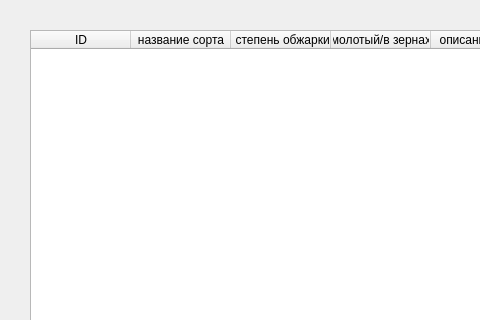
The window that coffee/main.ui (Jerrainee/CoffeeTable) describes before a commit, drawn with Qt 5; both pictures show x 0 to 480 and y 0 to 320 of the 800 by 518 pixel window.
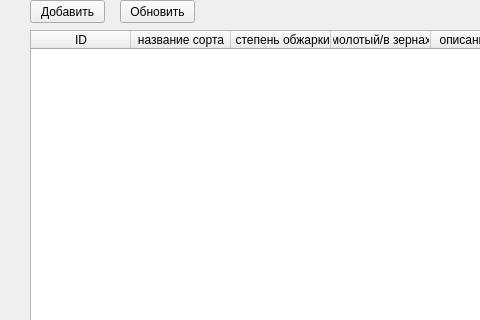
The same window after the commit.

```diff
--- a/coffee/main.ui
+++ b/coffee/main.ui
@@ -59,6 +59,32 @@
      </property>
     </column>
    </widget>
+   <widget class="QPushButton" name="addButton">
+    <property name="geometry">
+     <rect>
+      <x>30</x>
+      <y>0</y>
+      <width>75</width>
+      <height>23</height>
+     </rect>
+    </property>
+    <property name="text">
+     <string>Добавить</string>
+    </property>
+   </widget>
+   <widget class="QPushButton" name="updateButton">
+    <property name="geometry">
+     <rect>
+      <x>120</x>
+      <y>0</y>
+      <width>75</width>
+      <height>23</height>
+     </rect>
+    </property>
+    <property name="text">
+     <string>Обновить</string>
+    </property>
+   </widget>
   </widget>
   <widget class="QMenuBar" name="menubar">
    <property name="geometry">
```
